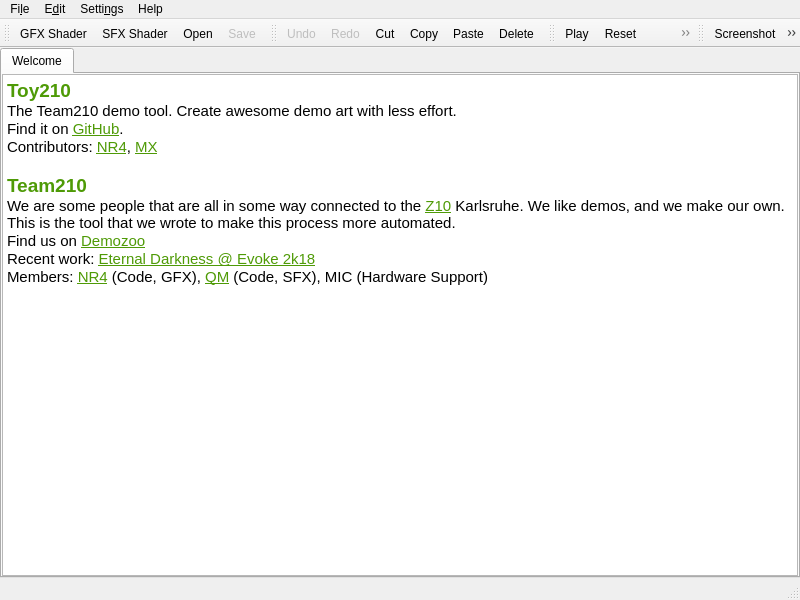
Before: the Qt Designer form MainWindow.ui in LeStahL/toy210, drawn with Qt 5.
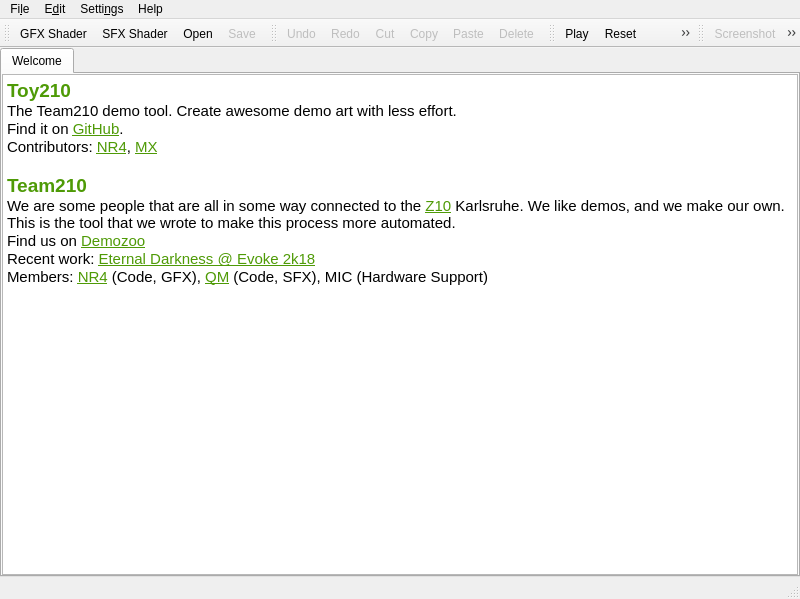
After: the same form once the commit is applied. Icons and pictures are not drawn.

Commit message: new gfx page works. polished gfx page layout

What changed in the file:
```diff
--- a/MainWindow.ui
+++ b/MainWindow.ui
@@ -7,7 +7,7 @@
     <x>0</x>
     <y>0</y>
     <width>800</width>
-    <height>600</height>
+    <height>599</height>
    </rect>
   </property>
   <property name="windowTitle">
@@ -173,6 +173,9 @@
    <addaction name="actionSave"/>
   </widget>
   <widget class="QToolBar" name="toolBar_2">
+   <property name="enabled">
+    <bool>true</bool>
+   </property>
    <property name="windowTitle">
     <string>toolBar_2</string>
    </property>
@@ -191,7 +194,7 @@
   </widget>
   <widget class="QToolBar" name="toolBar_3">
    <property name="enabled">
-    <bool>false</bool>
+    <bool>true</bool>
    </property>
    <property name="font">
     <font>
@@ -217,6 +220,9 @@
    <addaction name="actionSeek"/>
   </widget>
   <widget class="QToolBar" name="toolBar_4">
+   <property name="enabled">
+    <bool>true</bool>
+   </property>
    <property name="windowTitle">
     <string>toolBar_4</string>
    </property>
@@ -328,6 +334,9 @@
    </property>
   </action>
   <action name="actionScreenshot">
+   <property name="enabled">
+    <bool>false</bool>
+   </property>
    <property name="icon">
     <iconset theme="camera">
      <normaloff>.</normaloff>.</iconset>
@@ -340,6 +349,9 @@
    </property>
   </action>
   <action name="actionStream">
+   <property name="enabled">
+    <bool>false</bool>
+   </property>
    <property name="icon">
     <iconset theme="audio-x-generic">
      <normaloff>.</normaloff>.</iconset>
@@ -352,6 +364,9 @@
    </property>
   </action>
   <action name="actionVideo">
+   <property name="enabled">
+    <bool>false</bool>
+   </property>
    <property name="icon">
     <iconset theme="applications-multimedia">
      <normaloff>.</normaloff>.</iconset>
@@ -414,6 +429,9 @@
    </property>
   </action>
   <action name="actionCut">
+   <property name="enabled">
+    <bool>false</bool>
+   </property>
    <property name="icon">
     <iconset theme="edit-cut">
      <normaloff>.</normaloff>.</iconset>
@@ -426,6 +444,9 @@
    </property>
   </action>
   <action name="actionCopy">
+   <property name="enabled">
+    <bool>false</bool>
+   </property>
    <property name="icon">
     <iconset theme="edit-copy">
      <normaloff>.</normaloff>.</iconset>
@@ -438,6 +459,9 @@
    </property>
   </action>
   <action name="actionPaste">
+   <property name="enabled">
+    <bool>false</bool>
+   </property>
    <property name="icon">
     <iconset theme="edit-paste">
      <normaloff>.</normaloff>.</iconset>
@@ -450,6 +474,9 @@
    </property>
   </action>
   <action name="actionDelete">
+   <property name="enabled">
+    <bool>false</bool>
+   </property>
    <property name="icon">
     <iconset theme="edit-delete">
      <normaloff>.</normaloff>.</iconset>
@@ -493,6 +520,9 @@
    </property>
   </action>
   <action name="actionPlay">
+   <property name="enabled">
+    <bool>false</bool>
+   </property>
    <property name="icon">
     <iconset theme="media-playback-start">
      <normaloff>.</normaloff>.</iconset>
@@ -505,6 +535,9 @@
    </property>
   </action>
   <action name="actionReset">
+   <property name="enabled">
+    <bool>false</bool>
+   </property>
    <property name="icon">
     <iconset theme="media-skip-backward"/>
    </property>
@@ -517,13 +550,16 @@
   </action>
   <action name="actionTime">
    <property name="enabled">
-    <bool>true</bool>
+    <bool>false</bool>
    </property>
    <property name="text">
     <string>0:00:000</string>
    </property>
   </action>
   <action name="actionSeek">
+   <property name="enabled">
+    <bool>false</bool>
+   </property>
    <property name="icon">
     <iconset theme="media-seek-forward"/>
    </property>
```
Left out of the diff: 41 changed lines with no effect on the pictures. The commit also changes 5 other files.
